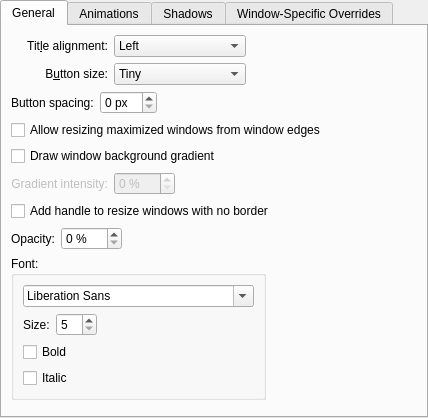
Before: the Qt Designer form config/ui/breezeconfigurationui.ui in kupiqu/SierraBreezeEnhanced, drawn with Qt 5.
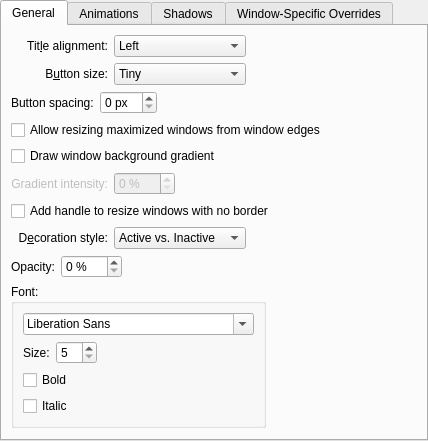
After: the same form once the commit is applied. Custom widgets are drawn as their Qt base class.

```diff
--- a/config/ui/breezeconfigurationui.ui
+++ b/config/ui/breezeconfigurationui.ui
@@ -197,7 +197,52 @@
          </property>
         </widget>
        </item>
-       <item row="7" column="0" colspan="3">
+       <item row="7" column="0">
+         <widget class="QLabel" name="label_8">
+           <property name="text">
+             <string>D&amp;ecoration style:</string>
+           </property>
+           <property name="alignment">
+             <set>Qt::AlignRight|Qt::AlignTrailing|Qt::AlignVCenter</set>
+           </property>
+           <property name="buddy">
+             <cstring>decorationStyle</cstring>
+           </property>
+         </widget>
+       </item>
+       <item row="7" column="1">
+         <widget class="QComboBox" name="decorationStyle">
+           <item>
+             <property name="text">
+               <string>Active vs. Inactive</string>
+             </property>
+           </item>
+           <item>
+             <property name="text">
+               <string>Always Active</string>
+             </property>
+           </item>
+           <item>
+             <property name="text">
+               <string>Always Inactive</string>
+             </property>
+           </item>
+         </widget>
+       </item>
+       <item row="7" column="2">
+         <spacer name="horizontalSpacer_8">
+           <property name="orientation">
+             <enum>Qt::Horizontal</enum>
+           </property>
+           <property name="sizeHint" stdset="0">
+             <size>
+               <width>40</width>
+               <height>20</height>
+             </size>
+           </property>
+         </spacer>
+       </item>
+       <item row="8" column="0" colspan="3">
         <layout class="QGridLayout" name="gridLayout_2" columnstretch="0,0,0,1">
          <item row="0" column="0">
           <widget class="QLabel" name="label_6">
```
